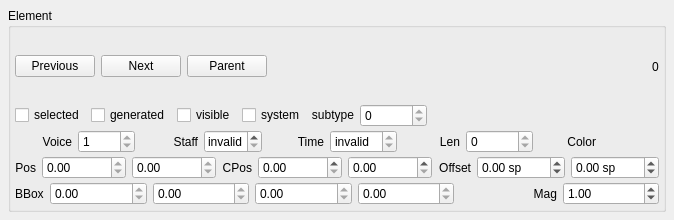
The window that mscore/mscore/element.ui (musescore/musescore-old) describes before a commit, drawn with Qt 5.
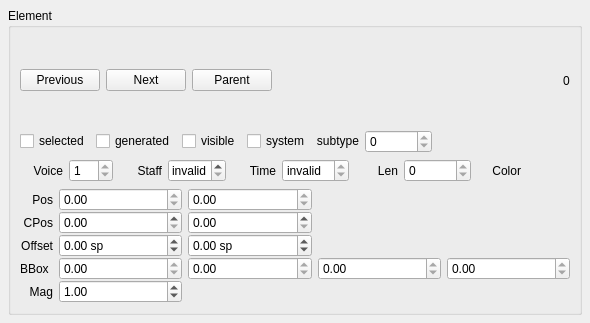
The same window after the commit. Custom widgets are drawn as their Qt base class.

Patch:
```diff
--- a/mscore/mscore/element.ui
+++ b/mscore/mscore/element.ui
@@ -1,12 +1,12 @@
 <ui version="4.0" >
  <class>ElementBase</class>
- <widget class="QWidget" name="ElementBase" >
-  <property name="geometry" >
+ <widget class="QWidget" name="ElementBase">
+  <property name="geometry">
    <rect>
     <x>0</x>
     <y>0</y>
-    <width>645</width>
-    <height>220</height>
+    <width>590</width>
+    <height>323</height>
    </rect>
   </property>
   <property name="windowTitle" >
@@ -27,38 +27,32 @@
      <property name="flat" >
       <bool>true</bool>
      </property>
-     <layout class="QVBoxLayout" >
-      <property name="spacing" >
-       <number>3</number>
-      </property>
-      <property name="margin" >
-       <number>4</number>
-      </property>
+     <layout class="QVBoxLayout" name="verticalLayout">
       <item>
-       <layout class="QHBoxLayout" >
-        <property name="spacing" >
+       <layout class="QHBoxLayout">
+        <property name="spacing">
          <number>6</number>
         </property>
-        <property name="margin" >
+        <property name="margin">
          <number>0</number>
         </property>
         <item>
-         <widget class="QPushButton" name="previousButton" >
-          <property name="text" >
+         <widget class="QPushButton" name="previousButton">
+          <property name="text">
            <string>Previous</string>
           </property>
          </widget>
         </item>
         <item>
-         <widget class="QPushButton" name="nextButton" >
-          <property name="text" >
+         <widget class="QPushButton" name="nextButton">
+          <property name="text">
            <string>Next</string>
           </property>
          </widget>
         </item>
         <item>
-         <widget class="QPushButton" name="parentButton" >
-          <property name="text" >
+         <widget class="QPushButton" name="parentButton">
+          <property name="text">
            <string>Parent</string>
           </property>
          </widget>
@@ -77,8 +71,8 @@
          </spacer>
         </item>
         <item>
-         <widget class="QLabel" name="address" >
-          <property name="text" >
+         <widget class="QLabel" name="address">
+          <property name="text">
            <string>0</string>
           </property>
          </widget>
@@ -86,45 +80,45 @@
        </layout>
       </item>
       <item>
-       <layout class="QHBoxLayout" >
-        <property name="spacing" >
+       <layout class="QHBoxLayout">
+        <property name="spacing">
          <number>6</number>
         </property>
         <property name="margin" >
          <number>0</number>
         </property>
         <item>
-         <widget class="QCheckBox" name="selected" >
-          <property name="text" >
-           <string comment="do not translate" >selected</string>
+         <widget class="QCheckBox" name="selected">
+          <property name="text">
+           <string comment="do not translate">selected</string>
           </property>
          </widget>
         </item>
         <item>
-         <widget class="QCheckBox" name="generated" >
-          <property name="text" >
-           <string comment="do not translate" >generated</string>
+         <widget class="QCheckBox" name="generated">
+          <property name="text">
+           <string comment="do not translate">generated</string>
           </property>
          </widget>
         </item>
         <item>
-         <widget class="QCheckBox" name="visible" >
-          <property name="text" >
-           <string comment="do not translate" >visible</string>
+         <widget class="QCheckBox" name="visible">
+          <property name="text">
+           <string comment="do not translate">visible</string>
           </property>
          </widget>
         </item>
         <item>
-         <widget class="QCheckBox" name="systemFlag" >
-          <property name="text" >
-           <string comment="do not translate" >system</string>
+         <widget class="QCheckBox" name="systemFlag">
+          <property name="text">
+           <string comment="do not translate">system</string>
           </property>
          </widget>
         </item>
         <item>
-         <widget class="QLabel" name="label_4" >
-          <property name="sizePolicy" >
-           <sizepolicy vsizetype="Fixed" hsizetype="Minimum" >
+         <widget class="QLabel" name="label_4">
+          <property name="sizePolicy">
+           <sizepolicy hsizetype="Minimum" vsizetype="Fixed">
             <horstretch>0</horstretch>
             <verstretch>0</verstretch>
            </sizepolicy>
@@ -138,9 +132,9 @@
          </widget>
         </item>
         <item>
-         <widget class="QSpinBox" name="subtype" >
-          <property name="sizePolicy" >
-           <sizepolicy vsizetype="Fixed" hsizetype="Preferred" >
+         <widget class="QSpinBox" name="subtype">
+          <property name="sizePolicy">
+           <sizepolicy hsizetype="Preferred" vsizetype="Fixed">
             <horstretch>0</horstretch>
             <verstretch>0</verstretch>
            </sizepolicy>
@@ -169,17 +163,17 @@
        </layout>
       </item>
       <item>
-       <layout class="QHBoxLayout" >
-        <property name="spacing" >
+       <layout class="QHBoxLayout">
+        <property name="spacing">
          <number>6</number>
         </property>
-        <property name="margin" >
+        <property name="margin">
          <number>0</number>
         </property>
         <item>
-         <widget class="QLabel" name="label" >
-          <property name="text" >
-           <string comment="do not translate" >Voice</string>
+         <widget class="QLabel" name="label">
+          <property name="text">
+           <string comment="do not translate">Voice</string>
           </property>
           <property name="textFormat" >
            <enum>Qt::PlainText</enum>
@@ -190,9 +184,9 @@
          </widget>
         </item>
         <item>
-         <widget class="QSpinBox" name="voice" >
-          <property name="sizePolicy" >
-           <sizepolicy vsizetype="Fixed" hsizetype="Preferred" >
+         <widget class="QSpinBox" name="voice">
+          <property name="sizePolicy">
+           <sizepolicy hsizetype="Preferred" vsizetype="Fixed">
             <horstretch>0</horstretch>
             <verstretch>0</verstretch>
            </sizepolicy>
@@ -209,9 +203,9 @@
          </widget>
         </item>
         <item>
-         <widget class="QLabel" name="label_9" >
-          <property name="text" >
-           <string comment="do not translate" >Staff</string>
+         <widget class="QLabel" name="label_9">
+          <property name="text">
+           <string comment="do not translate">Staff</string>
           </property>
           <property name="alignment" >
            <set>Qt::AlignRight|Qt::AlignTrailing|Qt::AlignVCenter</set>
@@ -219,9 +213,9 @@
          </widget>
         </item>
         <item>
-         <widget class="QSpinBox" name="staff" >
-          <property name="sizePolicy" >
-           <sizepolicy vsizetype="Fixed" hsizetype="Preferred" >
+         <widget class="QSpinBox" name="staff">
+          <property name="sizePolicy">
+           <sizepolicy hsizetype="Preferred" vsizetype="Fixed">
             <horstretch>0</horstretch>
             <verstretch>0</verstretch>
            </sizepolicy>
@@ -235,9 +229,9 @@
          </widget>
         </item>
         <item>
-         <widget class="QLabel" name="label_2" >
-          <property name="text" >
-           <string comment="do not translate" >Time</string>
+         <widget class="QLabel" name="label_2">
+          <property name="text">
+           <string comment="do not translate">Time</string>
           </property>
           <property name="textFormat" >
            <enum>Qt::PlainText</enum>
@@ -248,9 +242,9 @@
          </widget>
         </item>
         <item>
-         <widget class="QSpinBox" name="time" >
-          <property name="sizePolicy" >
-           <sizepolicy vsizetype="Fixed" hsizetype="Preferred" >
+         <widget class="QSpinBox" name="time">
+          <property name="sizePolicy">
+           <sizepolicy hsizetype="Preferred" vsizetype="Fixed">
             <horstretch>0</horstretch>
             <verstretch>0</verstretch>
            </sizepolicy>
@@ -273,9 +267,9 @@
          </widget>
         </item>
         <item>
-         <widget class="QLabel" name="label_8" >
-          <property name="text" >
-           <string comment="do not translate" >Len</string>
+         <widget class="QLabel" name="label_8">
+          <property name="text">
+           <string comment="do not translate">Len</string>
           </property>
           <property name="textFormat" >
            <enum>Qt::PlainText</enum>
@@ -286,9 +280,9 @@
          </widget>
         </item>
         <item>
-         <widget class="QSpinBox" name="duration" >
-          <property name="sizePolicy" >
-           <sizepolicy vsizetype="Fixed" hsizetype="Preferred" >
+         <widget class="QSpinBox" name="duration">
+          <property name="sizePolicy">
+           <sizepolicy hsizetype="Preferred" vsizetype="Fixed">
             <horstretch>0</horstretch>
             <verstretch>0</verstretch>
            </sizepolicy>
@@ -302,9 +296,9 @@
          </widget>
         </item>
         <item>
-         <widget class="QLabel" name="label_3" >
-          <property name="text" >
-           <string comment="do not translate" >Color</string>
+         <widget class="QLabel" name="label_3">
+          <property name="text">
+           <string comment="do not translate">Color</string>
           </property>
           <property name="textFormat" >
            <enum>Qt::PlainText</enum>
@@ -327,17 +321,14 @@
        </layout>
       </item>
       <item>
-       <layout class="QHBoxLayout" >
-        <property name="spacing" >
-         <number>6</number>
-        </property>
-        <property name="margin" >
+       <layout class="QGridLayout" name="gridLayout">
+        <property name="verticalSpacing">
          <number>0</number>
         </property>
-        <item>
-         <widget class="QLabel" name="label_5" >
-          <property name="text" >
-           <string comment="do not translate" >Pos</string>
+        <item row="0" column="0">
+         <widget class="QLabel" name="label_5">
+          <property name="text">
+           <string comment="do not translate">Pos</string>
           </property>
           <property name="textFormat" >
            <enum>Qt::PlainText</enum>
@@ -347,10 +338,10 @@
           </property>
          </widget>
         </item>
-        <item>
-         <widget class="QDoubleSpinBox" name="posx" >
-          <property name="sizePolicy" >
-           <sizepolicy vsizetype="Fixed" hsizetype="Preferred" >
+        <item row="0" column="1">
+         <widget class="QDoubleSpinBox" name="posx">
+          <property name="sizePolicy">
+           <sizepolicy hsizetype="Preferred" vsizetype="Fixed">
             <horstretch>0</horstretch>
             <verstretch>0</verstretch>
            </sizepolicy>
@@ -363,10 +354,10 @@
           </property>
          </widget>
         </item>
-        <item>
-         <widget class="QDoubleSpinBox" name="posy" >
-          <property name="sizePolicy" >
-           <sizepolicy vsizetype="Fixed" hsizetype="Preferred" >
+        <item row="0" column="2">
+         <widget class="QDoubleSpinBox" name="posy">
+          <property name="sizePolicy">
+           <sizepolicy hsizetype="Preferred" vsizetype="Fixed">
             <horstretch>0</horstretch>
             <verstretch>0</verstretch>
            </sizepolicy>
@@ -379,20 +370,20 @@
           </property>
          </widget>
         </item>
-        <item>
-         <widget class="QLabel" name="label_10" >
-          <property name="text" >
-           <string comment="do not translate" >CPos</string>
+        <item row="1" column="0">
+         <widget class="QLabel" name="label_10">
+          <property name="text">
+           <string comment="do not translate">CPos</string>
           </property>
           <property name="alignment" >
            <set>Qt::AlignRight|Qt::AlignTrailing|Qt::AlignVCenter</set>
           </property>
          </widget>
         </item>
-        <item>
-         <widget class="QDoubleSpinBox" name="cposx" >
-          <property name="sizePolicy" >
-           <sizepolicy vsizetype="Fixed" hsizetype="Preferred" >
+        <item row="1" column="1">
+         <widget class="QDoubleSpinBox" name="cposx">
+          <property name="sizePolicy">
+           <sizepolicy hsizetype="Preferred" vsizetype="Fixed">
             <horstretch>0</horstretch>
             <verstretch>0</verstretch>
            </sizepolicy>
@@ -402,10 +393,10 @@
           </property>
          </widget>
         </item>
-        <item>
-         <widget class="QDoubleSpinBox" name="cposy" >
-          <property name="sizePolicy" >
-           <sizepolicy vsizetype="Fixed" hsizetype="Preferred" >
+        <item row="1" column="2">
+         <widget class="QDoubleSpinBox" name="cposy">
+          <property name="sizePolicy">
+           <sizepolicy hsizetype="Preferred" vsizetype="Fixed">
             <horstretch>0</horstretch>
             <verstretch>0</verstretch>
            </sizepolicy>
@@ -415,25 +406,12 @@
           </property>
          </widget>
         </item>
-        <item>
-         <spacer>
-          <property name="orientation" >
-           <enum>Qt::Horizontal</enum>
+        <item row="2" column="0">
+         <widget class="QLabel" name="label_6">
+          <property name="text">
+           <string comment="do not translate">Offset</string>
           </property>
-          <property name="sizeHint" stdset="0" >
-           <size>
-            <width>40</width>
-            <height>20</height>
-           </size>
-          </property>
-         </spacer>
-        </item>
-        <item>
-         <widget class="QLabel" name="label_6" >
-          <property name="text" >
-           <string comment="do not translate" >Offset</string>
-          </property>
-          <property name="textFormat" >
+          <property name="textFormat">
            <enum>Qt::PlainText</enum>
           </property>
           <property name="alignment" >
@@ -441,10 +419,10 @@
           </property>
          </widget>
         </item>
-        <item>
-         <widget class="QDoubleSpinBox" name="offsetx" >
-          <property name="sizePolicy" >
-           <sizepolicy vsizetype="Fixed" hsizetype="Preferred" >
+        <item row="2" column="1">
+         <widget class="QDoubleSpinBox" name="offsetx">
+          <property name="sizePolicy">
+           <sizepolicy hsizetype="Preferred" vsizetype="Fixed">
             <horstretch>0</horstretch>
             <verstretch>0</verstretch>
            </sizepolicy>
@@ -463,10 +441,10 @@
           </property>
          </widget>
         </item>
-        <item>
-         <widget class="QDoubleSpinBox" name="offsety" >
-          <property name="sizePolicy" >
-           <sizepolicy vsizetype="Fixed" hsizetype="Preferred" >
+        <item row="2" column="2">
+         <widget class="QDoubleSpinBox" name="offsety">
+          <property name="sizePolicy">
+           <sizepolicy hsizetype="Preferred" vsizetype="Fixed">
             <horstretch>0</horstretch>
             <verstretch>0</verstretch>
            </sizepolicy>
@@ -485,20 +463,10 @@
           </property>
          </widget>
         </item>
-       </layout>
-      </item>
-      <item>
-       <layout class="QHBoxLayout" >
-        <property name="spacing" >
-         <number>6</number>
-        </property>
-        <property name="margin" >
-         <number>0</number>
-        </property>
-        <item>
-         <widget class="QLabel" name="label_7" >
-          <property name="sizePolicy" >
-           <sizepolicy vsizetype="Preferred" hsizetype="Maximum" >
+        <item row="3" column="0">
+         <widget class="QLabel" name="label_7">
+          <property name="sizePolicy">
+           <sizepolicy hsizetype="Maximum" vsizetype="Preferred">
             <horstretch>0</horstretch>
             <verstretch>0</verstretch>
            </sizepolicy>
@@ -511,10 +479,10 @@
           </property>
          </widget>
         </item>
-        <item>
-         <widget class="QDoubleSpinBox" name="bboxx" >
-          <property name="sizePolicy" >
-           <sizepolicy vsizetype="Fixed" hsizetype="Preferred" >
+        <item row="3" column="1">
+         <widget class="QDoubleSpinBox" name="bboxx">
+          <property name="sizePolicy">
+           <sizepolicy hsizetype="Preferred" vsizetype="Fixed">
             <horstretch>0</horstretch>
             <verstretch>0</verstretch>
            </sizepolicy>
@@ -530,10 +498,10 @@
           </property>
          </widget>
         </item>
-        <item>
-         <widget class="QDoubleSpinBox" name="bboxy" >
-          <property name="sizePolicy" >
-           <sizepolicy vsizetype="Fixed" hsizetype="Preferred" >
+        <item row="3" column="2">
+         <widget class="QDoubleSpinBox" name="bboxy">
+          <property name="sizePolicy">
+           <sizepolicy hsizetype="Preferred" vsizetype="Fixed">
             <horstretch>0</horstretch>
             <verstretch>0</verstretch>
            </sizepolicy>
@@ -549,10 +517,10 @@
           </property>
          </widget>
         </item>
-        <item>
-         <widget class="QDoubleSpinBox" name="bboxw" >
-          <property name="sizePolicy" >
-           <sizepolicy vsizetype="Fixed" hsizetype="Preferred" >
+        <item row="3" column="3">
+         <widget class="QDoubleSpinBox" name="bboxw">
+          <property name="sizePolicy">
+           <sizepolicy hsizetype="Preferred" vsizetype="Fixed">
             <horstretch>0</horstretch>
             <verstretch>0</verstretch>
            </sizepolicy>
@@ -568,9 +536,9 @@
           </property>
          </widget>
         </item>
-        <item>
-         <widget class="QDoubleSpinBox" name="bboxh" >
-          <property name="readOnly" >
+        <item row="3" column="4">
+         <widget class="QDoubleSpinBox" name="bboxh">
+          <property name="readOnly">
            <bool>true</bool>
           </property>
           <property name="minimum" >
@@ -581,19 +549,19 @@
           </property>
          </widget>
         </item>
-        <item>
-         <widget class="QLabel" name="label_11" >
-          <property name="text" >
-           <string comment="do not translate" >Mag</string>
+        <item row="4" column="0">
+         <widget class="QLabel" name="label_11">
+          <property name="text">
+           <string comment="do not translate">Mag</string>
           </property>
           <property name="alignment" >
            <set>Qt::AlignRight|Qt::AlignTrailing|Qt::AlignVCenter</set>
           </property>
          </widget>
         </item>
-        <item>
-         <widget class="QDoubleSpinBox" name="mag" >
-          <property name="value" >
+        <item row="4" column="1">
+         <widget class="QDoubleSpinBox" name="mag">
+          <property name="value">
            <double>1.000000000000000</double>
           </property>
          </widget>
@@ -601,46 +569,6 @@
        </layout>
       </item>
      </layout>
-     <widget class="QWidget" native="1" name="layoutWidget" >
-      <property name="geometry" >
-       <rect>
-        <x>10</x>
-        <y>20</y>
-        <width>362</width>
-        <height>32</height>
-       </rect>
-      </property>
-     </widget>
-     <widget class="QWidget" native="1" name="layoutWidget_2" >
-      <property name="geometry" >
-       <rect>
-        <x>10</x>
-        <y>60</y>
-        <width>281</width>
-        <height>27</height>
-       </rect>
-      </property>
-     </widget>
-     <widget class="QWidget" native="1" name="layoutWidget_3" >
-      <property name="geometry" >
-       <rect>
-        <x>10</x>
-        <y>100</y>
-        <width>458</width>
-        <height>31</height>
-       </rect>
-      </property>
-     </widget>
-     <widget class="QWidget" native="1" name="layoutWidget_4" >
-      <property name="geometry" >
-       <rect>
-        <x>10</x>
-        <y>150</y>
-        <width>474</width>
-        <height>31</height>
-       </rect>
-      </property>
-     </widget>
     </widget>
    </item>
   </layout>
```
Left out of the diff: 157 changed lines with no effect on the pictures.
